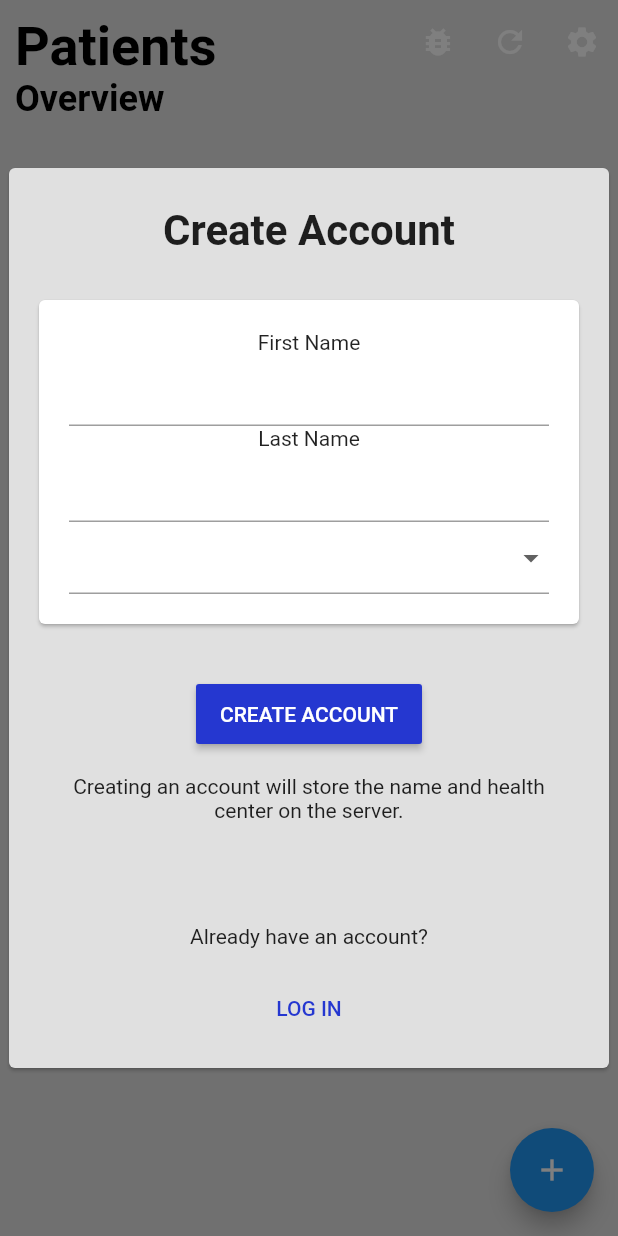
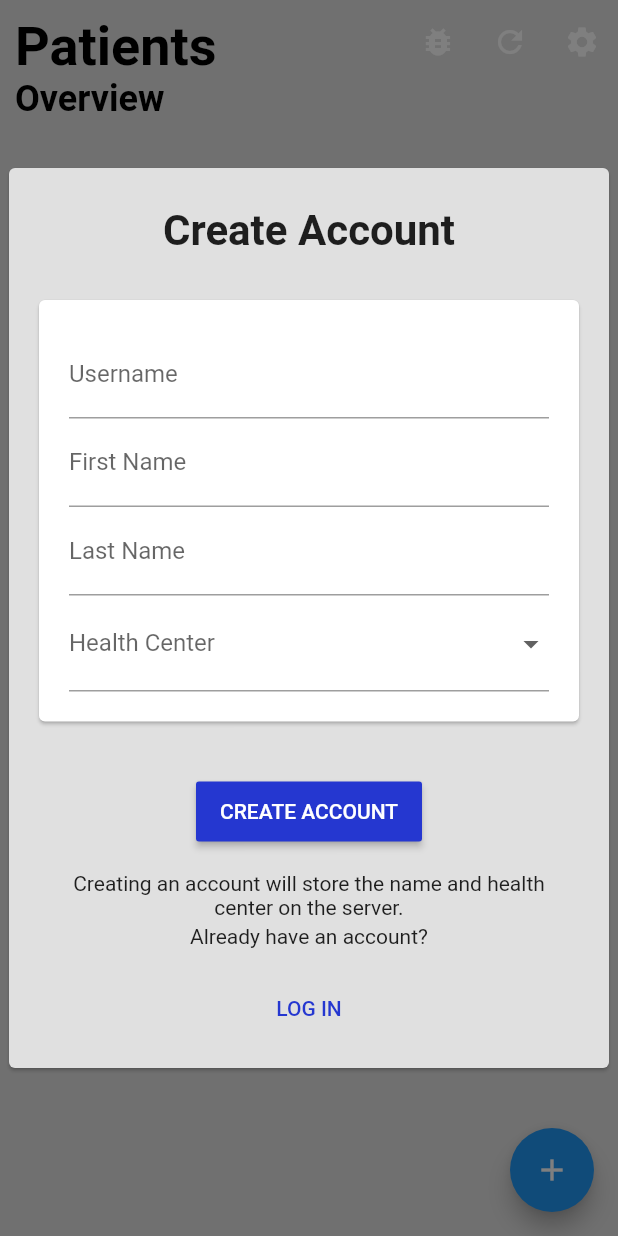
Before and after one commit to chrisly-bear/PEBRApp, a Flutter app: the screen it shows after launch, on a phone screen of 412 x 824 dp. Run offline on Flutter 3.47's test engine with Material 2 defaults, Android fonts, the phone set to English and light mode, and no system bars; our stand-ins replace flushbar, shared_preferences, sqflite; missing offline and left inert: spreadsheet_decoder; accounts and stored records are empty.

Commit message:
Added username field to login/create account screen.

```diff
--- a/lib/screens/SettingsScreen.dart
+++ b/lib/screens/SettingsScreen.dart
@@ -284,6 +284,7 @@ class _LoginBodyState extends State<LoginBody> {
   final _loginFormKey = GlobalKey<FormState>();
   final _createAccountFormKey = GlobalKey<FormState>();
   bool _createAccountMode = true;
+  TextEditingController _usernameCtr = TextEditingController();
   TextEditingController _firstNameCtr = TextEditingController();
   TextEditingController _lastNameCtr = TextEditingController();
   bool _isLoading = false;
@@ -310,22 +311,15 @@ class _LoginBodyState extends State<LoginBody> {
   }
 
   _formBlock() {
-    return Column(
-      children: <Widget>[
-        Padding(
-          padding: EdgeInsets.only(top: 25.0, bottom: 10.0),
-          child: Text(_createAccountMode ? 'Create Account' : 'Login', style: TextStyle(fontWeight: FontWeight.bold, fontSize: 28.0),),
+    Widget createAccountFields() {
+      if (!_createAccountMode) {
+        return Container();
+      }
+      return Column(children: <Widget>[
+        TextFormField(
+          decoration: InputDecoration(
+            labelText: 'First Name',
           ),
-        Container(
-          width: 500,
-          child: Card(
-            margin: EdgeInsets.all(20),
-            child: Padding(
-              padding: EdgeInsets.all(20),
-              child: Column(
-                children: <Widget>[
-                  Text('First Name'),
-                  TextFormField(
           textAlign: TextAlign.center,
           controller: _firstNameCtr,
           validator: (value) {
@@ -334,8 +328,10 @@ class _LoginBodyState extends State<LoginBody> {
             }
           },
         ),
-                  Text('Last Name'),
         TextFormField(
+          decoration: InputDecoration(
+            labelText: 'Last Name',
+          ),
           textAlign: TextAlign.center,
           controller: _lastNameCtr,
           validator: (value) {
@@ -345,6 +341,9 @@ class _LoginBodyState extends State<LoginBody> {
           },
         ),
         DropdownButtonFormField<String>(
+          decoration: InputDecoration(
+            labelText: 'Health Center',
+          ),
           value: _selectedHealthCenter,
           onChanged: (String newValue) {
             setState(() {
@@ -364,6 +363,36 @@ class _LoginBodyState extends State<LoginBody> {
             );
           }).toList(),
         )
+      ]);
+    }
+
+    return Column(
+      children: <Widget>[
+        Padding(
+          padding: EdgeInsets.only(top: 25.0, bottom: 10.0),
+          child: Text(_createAccountMode ? 'Create Account' : 'Login', style: TextStyle(fontWeight: FontWeight.bold, fontSize: 28.0),),
+        ),
+        Container(
+          width: 500,
+          child: Card(
+            margin: EdgeInsets.all(20),
+            child: Padding(
+              padding: EdgeInsets.all(20),
+              child: Column(
+                children: <Widget>[
+                  TextFormField(
+                    decoration: InputDecoration(
+                      labelText: 'Username',
+                    ),
+                    textAlign: TextAlign.center,
+                    controller: _usernameCtr,
+                    validator: (value) {
+                      if (value.isEmpty) {
+                        return 'Please enter a username';
+                      }
+                    },
+                  ),
+                  createAccountFields(),
                 ],
               ),
             ),
```
Lines whose indentation alone changed are shown as unchanged.
